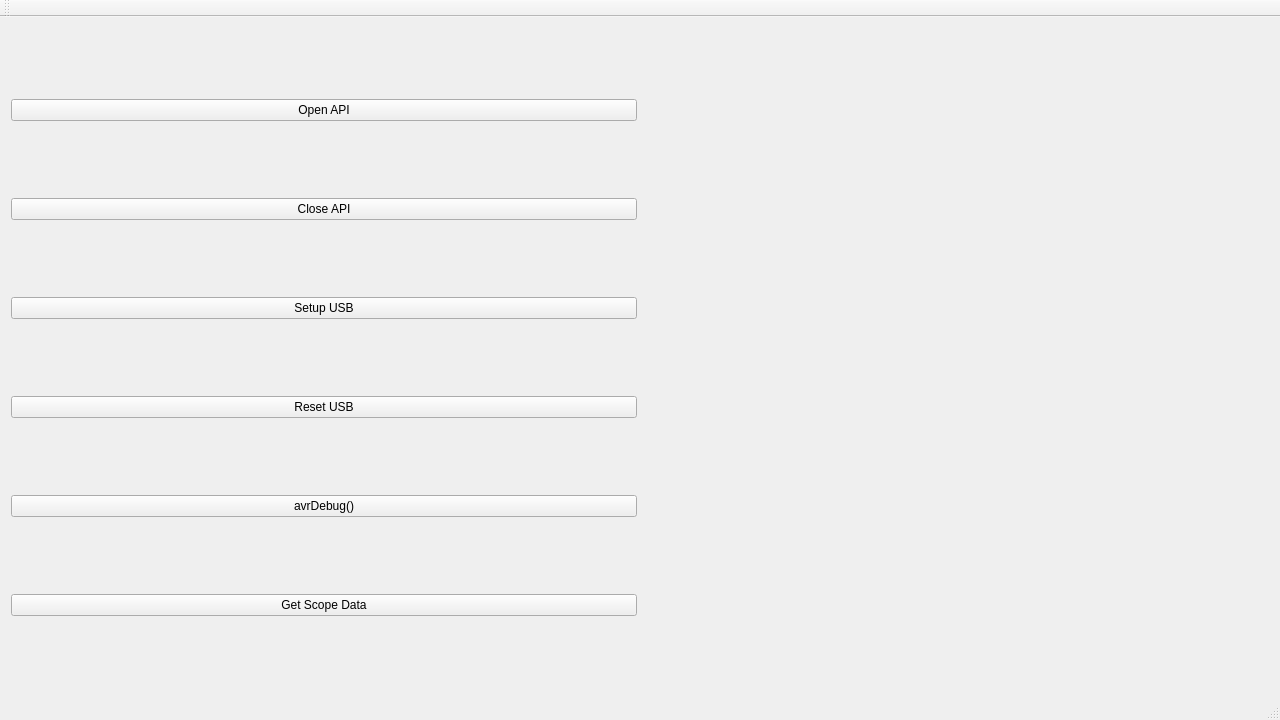
First picture: the form in Matlab_Octave_API/___librador/demo/librademo/mainwindow.ui, repository EspoTek/Labrador, before the edit.
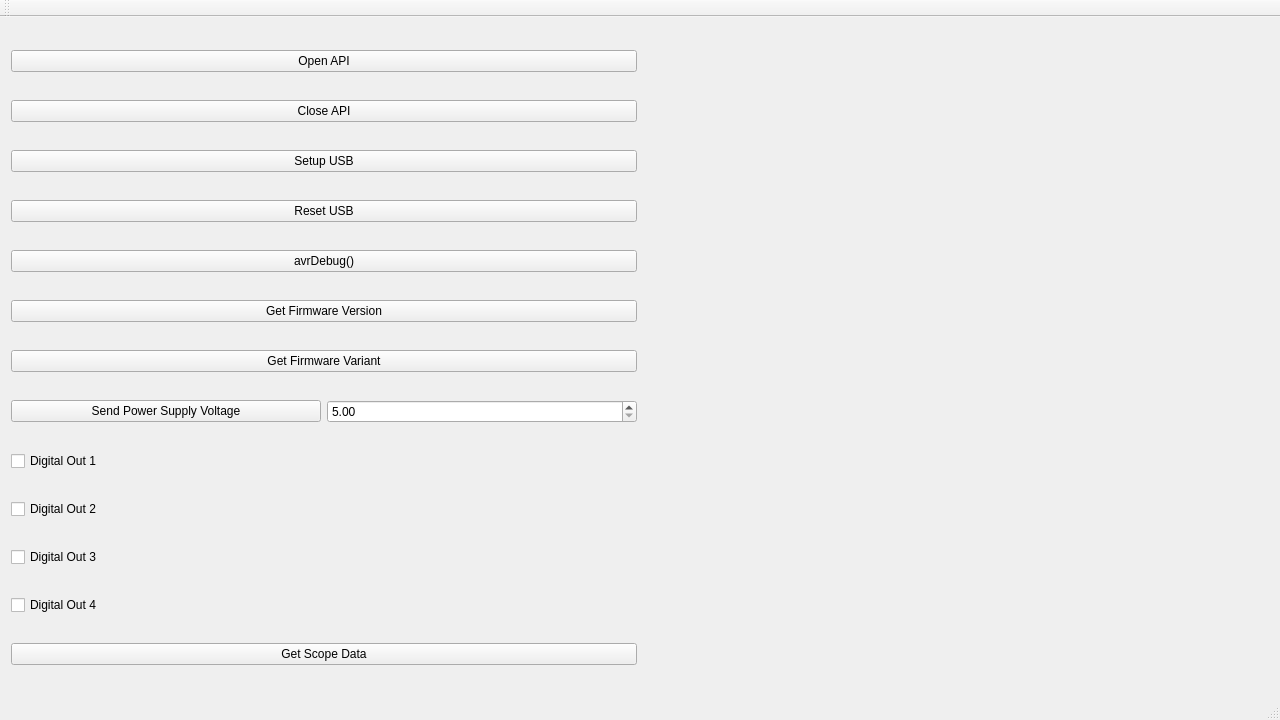
Second picture: the form after the edit. Custom widgets are drawn as their Qt base class.

Commit message: A few new functions in librademo.  Fixed the digital output.

```diff
--- a/Matlab_Octave_API/___librador/demo/librademo/mainwindow.ui
+++ b/Matlab_Octave_API/___librador/demo/librademo/mainwindow.ui
@@ -52,6 +52,69 @@
         </property>
        </widget>
       </item>
+      <item>
+       <widget class="QPushButton" name="pushButton_7">
+        <property name="text">
+         <string>Get Firmware Version</string>
+        </property>
+       </widget>
+      </item>
+      <item>
+       <widget class="QPushButton" name="pushButton_8">
+        <property name="text">
+         <string>Get Firmware Variant</string>
+        </property>
+       </widget>
+      </item>
+      <item>
+       <layout class="QHBoxLayout" name="horizontalLayout_3">
+        <item>
+         <widget class="QPushButton" name="pushButton_9">
+          <property name="text">
+           <string>Send Power Supply Voltage</string>
+          </property>
+         </widget>
+        </item>
+        <item>
+         <widget class="QDoubleSpinBox" name="powerSupplySpinBox">
+          <property name="minimum">
+           <double>5.000000000000000</double>
+          </property>
+          <property name="maximum">
+           <double>12.000000000000000</double>
+          </property>
+         </widget>
+        </item>
+       </layout>
+      </item>
+      <item>
+       <widget class="QCheckBox" name="checkBox">
+        <property name="text">
+         <string>Digital Out 1</string>
+        </property>
+       </widget>
+      </item>
+      <item>
+       <widget class="QCheckBox" name="checkBox_2">
+        <property name="text">
+         <string>Digital Out 2</string>
+        </property>
+       </widget>
+      </item>
+      <item>
+       <widget class="QCheckBox" name="checkBox_3">
+        <property name="text">
+         <string>Digital Out 3</string>
+        </property>
+       </widget>
+      </item>
+      <item>
+       <widget class="QCheckBox" name="checkBox_4">
+        <property name="text">
+         <string>Digital Out 4</string>
+        </property>
+       </widget>
+      </item>
       <item>
        <widget class="QPushButton" name="pushButton_5">
         <property name="text">
```
The commit also changes 6 other files.
